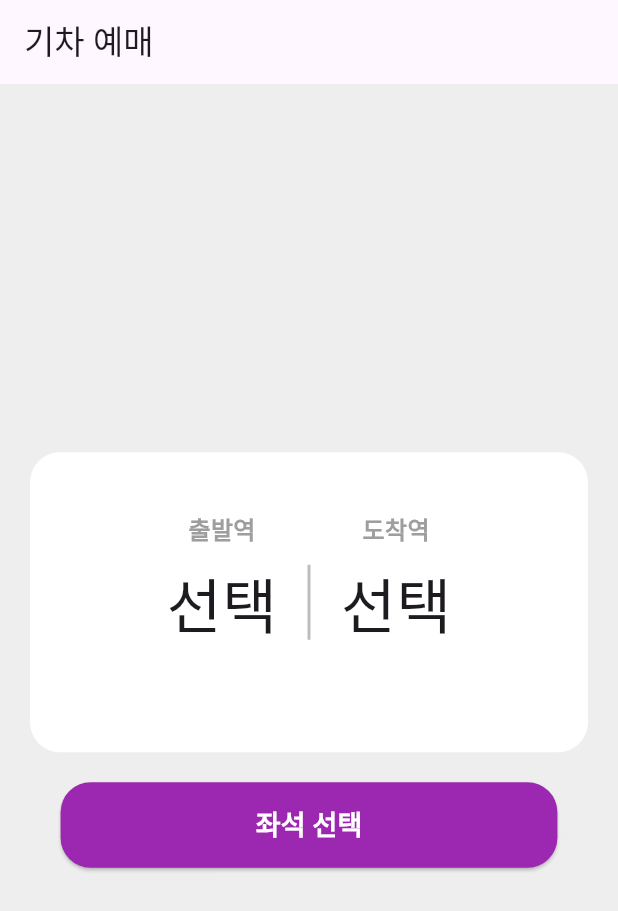
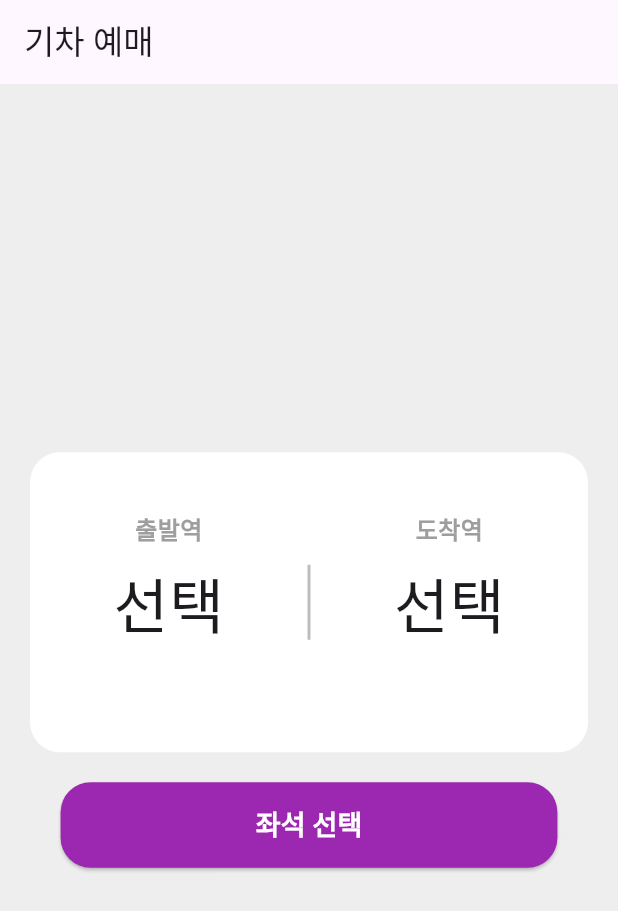
Before and after one commit to kdy5487/flutter_train_app, a Flutter app: the screen it shows after launch, on a phone screen of 412 x 824 dp. Shown: the top 911 px of the screen. Run offline on Flutter 3.47's test engine with Material 3 defaults, Android fonts, the phone set to English and light mode, and no system bars.

Commit message:
feat: 필수기능 완성

```diff
--- a/lib/pages/home/home_page.dart
+++ b/lib/pages/home/home_page.dart
@@ -7,7 +7,7 @@ import 'package:flutter_train_app/pages/station_list/station_list_page.dart'; //
 class HomePage extends StatefulWidget {
   @override
   _HomePageState createState() => _HomePageState();
-} //test
+}
 
 class _HomePageState extends State<HomePage> {
   String startStation = ''; // 출발역
@@ -58,10 +58,10 @@ class _HomePageState extends State<HomePage> {
     return Scaffold(
       appBar: AppBar(title: Text('기차 예매')),
       body: Container(
-        padding: EdgeInsets.all(20),
-        color: Colors.grey[200],
+        padding: EdgeInsets.all(20), // padding 20
+        color: Colors.grey[200], // 배경색
         child: Column(
-          mainAxisAlignment: MainAxisAlignment.center,
+          mainAxisAlignment: MainAxisAlignment.center, // 세로 가운데 정렬
           children: [
             StationSelectionBox(
               startStation: startStation,
@@ -69,7 +69,7 @@ class _HomePageState extends State<HomePage> {
               onTapStart: () => _selectStation(true),
               onTapEnd: () => _selectStation(false),
             ),
-            SizedBox(height: 20),
+            SizedBox(height: 20), // 출발역과 도착역 박스와 버튼 간의 간격
             SeatSelectionButton(onPressed: _navigateToSeatPage),
           ],
         ),
--- a/lib/pages/home/widgets/station_selector_box.dart
+++ b/lib/pages/home/widgets/station_selector_box.dart
@@ -16,26 +16,27 @@ class StationSelectionBox extends StatelessWidget {
   @override
   Widget build(BuildContext context) {
     return Container(
-      //출발역과 도착역 감싸는 박스
-      height: 200, //높이200
+      height: 200, // 높이 200
       decoration: BoxDecoration(
-        //데코레이션으로 꾸미기(배경이미지, 색상, 테두리 둥글기 등등)
-        color: Colors.white, //박스안에 하얀색
-        borderRadius: BorderRadius.circular(20), //모서리 둥글기 20
+        color: Colors.white, // 배경색 흰색
+        borderRadius: BorderRadius.circular(20), // 모서리 둥글기 20
       ),
       child: Row(
-        //박스 안 Row로 정의
-        mainAxisAlignment: MainAxisAlignment.center,
+        mainAxisAlignment: MainAxisAlignment.center, // 세로 가운데 정렬
         children: [
-          GestureDetector(
-            onTap: onTapStart,
-            child: _StationLabel(text: '출발역', stationName: startStation),
+          Expanded(
+            child: GestureDetector(
+              onTap: onTapStart,
+              child: _StationLabel(text: '출발역', stationName: startStation),
+            ),
           ),
-
+          // 세로선 추가
           _VerticalDividerLine(),
-          GestureDetector(
-            onTap: onTapEnd,
-            child: _StationLabel(text: '도착역', stationName: endStation),
+          Expanded(
+            child: GestureDetector(
+              onTap: onTapEnd,
+              child: _StationLabel(text: '도착역', stationName: endStation),
+            ),
           ),
         ],
       ),
@@ -67,6 +68,8 @@ class _StationLabel extends StatelessWidget {
           Text(
             stationName.isEmpty ? '선택' : stationName,
             style: TextStyle(fontSize: 40),
+            overflow: TextOverflow.ellipsis, // 텍스트가 길어지면 잘리도록 함
+            softWrap: false, // 자동 줄 바꿈을 방지
           ),
         ],
       ),
@@ -74,9 +77,14 @@ class _StationLabel extends StatelessWidget {
   }
 }
 
+// 세로선
 class _VerticalDividerLine extends StatelessWidget {
   @override
   Widget build(BuildContext context) {
-    return Container(width: 2, height: 50, color: Colors.grey[400]);
+    return Container(
+      width: 2, // 세로선 너비
+      height: 50, // 세로선 높이
+      color: Colors.grey[400], // 세로선 색상
+    );
   }
 }
```
Also changed, not shown: lib/pages/seat/seat_page.dart (+40 -14 lines).
